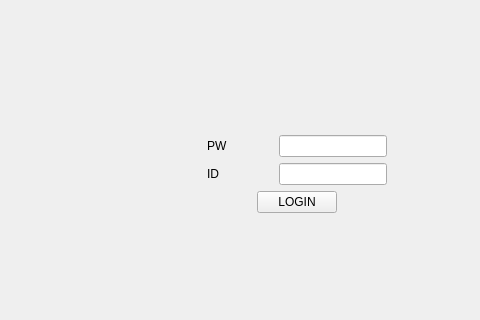
Qt form mainwindow_login.ui (truongkutetk97/qt5_finalproject) before a commit; both pictures show x 103 to 583 and y 115 to 435 of the 800 by 600 pixel window.
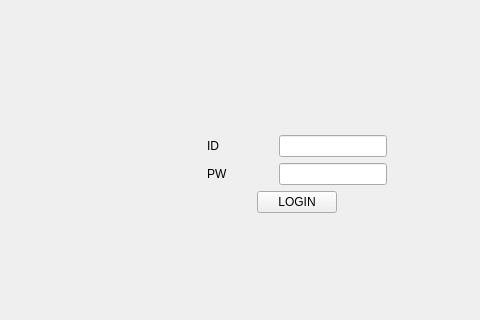
The same form after that commit.

Patch:
```diff
--- a/mainwindow_login.ui
+++ b/mainwindow_login.ui
@@ -62,9 +62,9 @@
          </spacer>
         </item>
         <item>
-         <widget class="QLabel" name="label_2">
+         <widget class="QLabel" name="label">
           <property name="text">
-           <string>PW</string>
+           <string>ID</string>
           </property>
          </widget>
         </item>
@@ -115,9 +115,9 @@
          </spacer>
         </item>
         <item>
-         <widget class="QLabel" name="label">
+         <widget class="QLabel" name="label_2">
           <property name="text">
-           <string>ID</string>
+           <string>PW</string>
           </property>
          </widget>
         </item>
```
Left out of the diff: 3 changed lines with no effect on the pictures.
